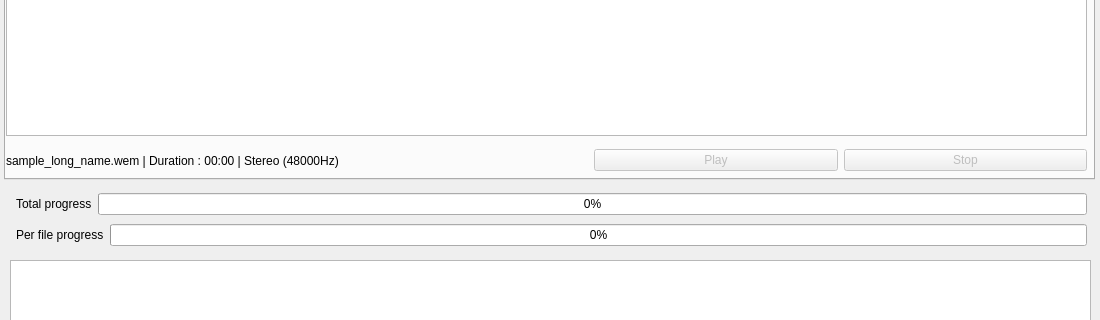
This is gui.ui in Escartem/AnimeWwise as Qt 5 draws it before an edit; both pictures show x 0 to 1100 and y 479 to 799 of the 1100 by 900 pixel window. The edited form follows.
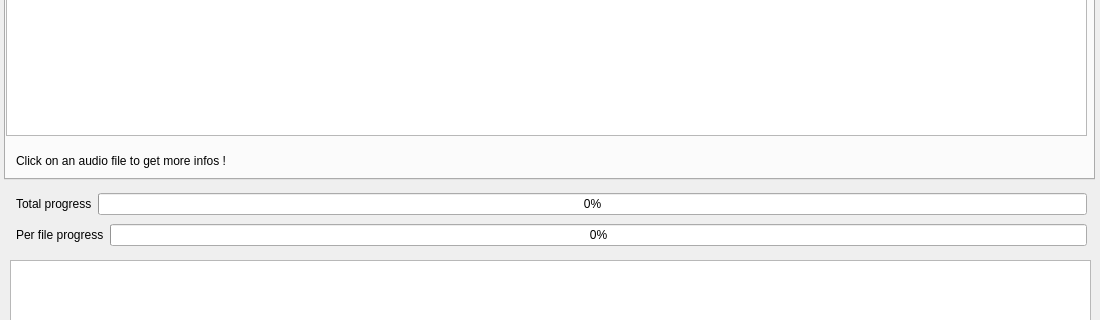
This is the edited form. The open tabs and pages were chosen to show the change.

Commit message: fix bugs and update extract tab

What changed in the file:
```diff
--- a/gui.ui
+++ b/gui.ui
@@ -241,9 +241,9 @@
      <widget class="QWidget" name="horizontalLayoutWidget">
       <property name="geometry">
        <rect>
-        <x>0</x>
+        <x>10</x>
         <y>580</y>
-        <width>1081</width>
+        <width>1061</width>
         <height>31</height>
        </rect>
       </property>
@@ -251,34 +251,7 @@
        <item>
         <widget class="QLabel" name="audioInfoLabel">
          <property name="text">
-          <string>sample_long_name.wem | Duration : 00:00 | Stereo (48000Hz)</string>
-         </property>
-        </widget>
-       </item>
-       <item>
-        <widget class="QLabel" name="audioPlayPadding">
-         <property name="text">
-          <string/>
-         </property>
-        </widget>
-       </item>
-       <item>
-        <widget class="QPushButton" name="playAudioBtn">
-         <property name="enabled">
-          <bool>false</bool>
-         </property>
-         <property name="text">
-          <string>Play</string>
-         </property>
-        </widget>
-       </item>
-       <item>
-        <widget class="QPushButton" name="stopAudioBtn">
-         <property name="enabled">
-          <bool>false</bool>
-         </property>
-         <property name="text">
-          <string>Stop</string>
+          <string>Click on an audio file to get more infos !</string>
          </property>
         </widget>
        </item>
```
Left out of the diff: 2 changed lines with no effect on the pictures. The commit also changes 2 other files.
